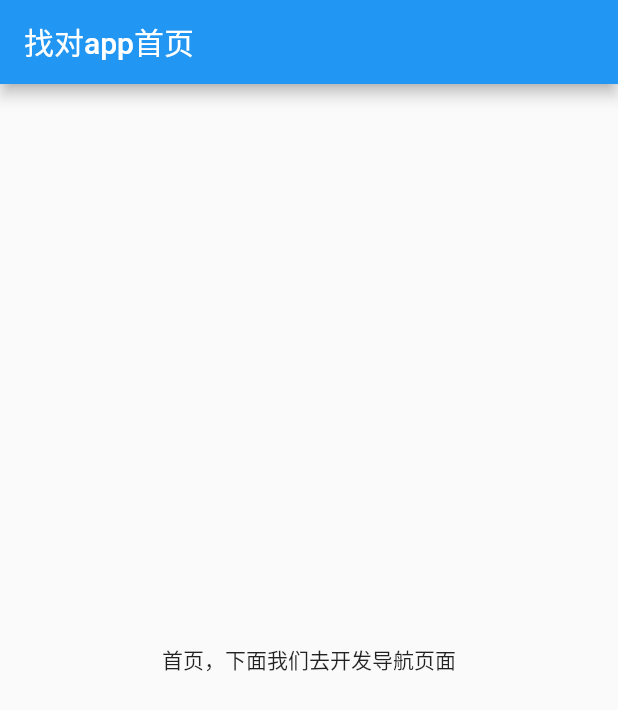
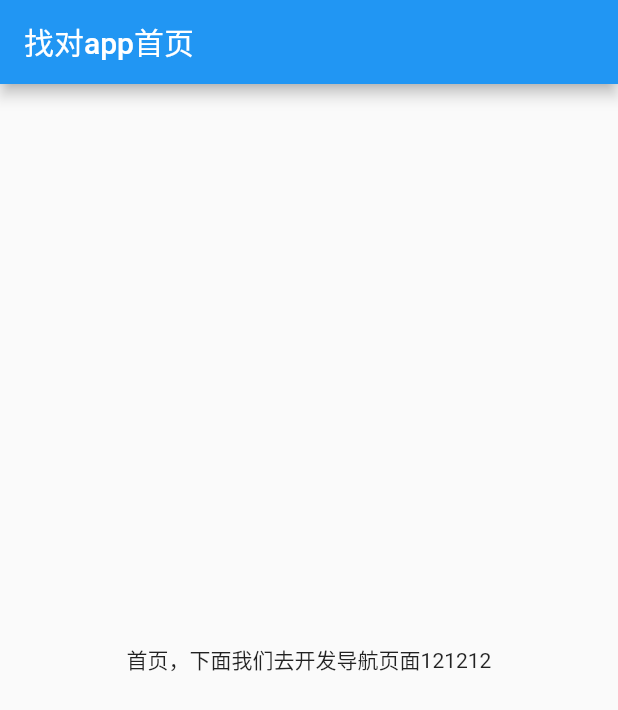
Before and after one commit to ass233/find_fault_app, a Flutter app: the screen it shows after launch, on a phone screen of 412 x 824 dp. Shown: the top 710 px of the screen. Run offline on Flutter 3.47's test engine with Material 2 defaults, Android fonts, the phone set to English and light mode, and no system bars.

Commit message:
'修改内容'

```diff
--- a/lib/main.dart
+++ b/lib/main.dart
@@ -9,7 +9,7 @@ class IndexApp extends StatelessWidget{
         appBar: AppBar(
           title: Text('找对app首页'),
         ),
-        body:Center(child: Text('首页，下面我们去开发导航页面'),),
+        body:Center(child: Text('首页，下面我们去开发导航页面121212'),),
       ),
     );
   }
```
